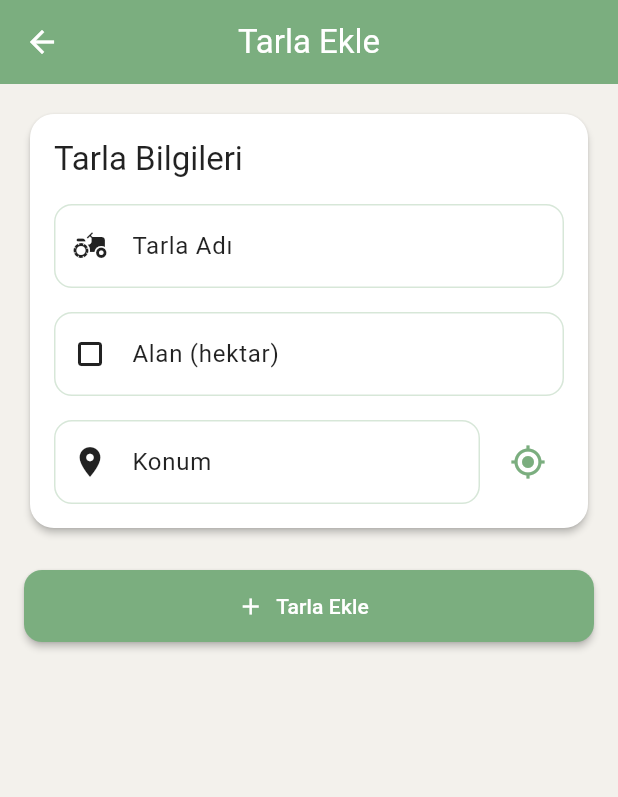
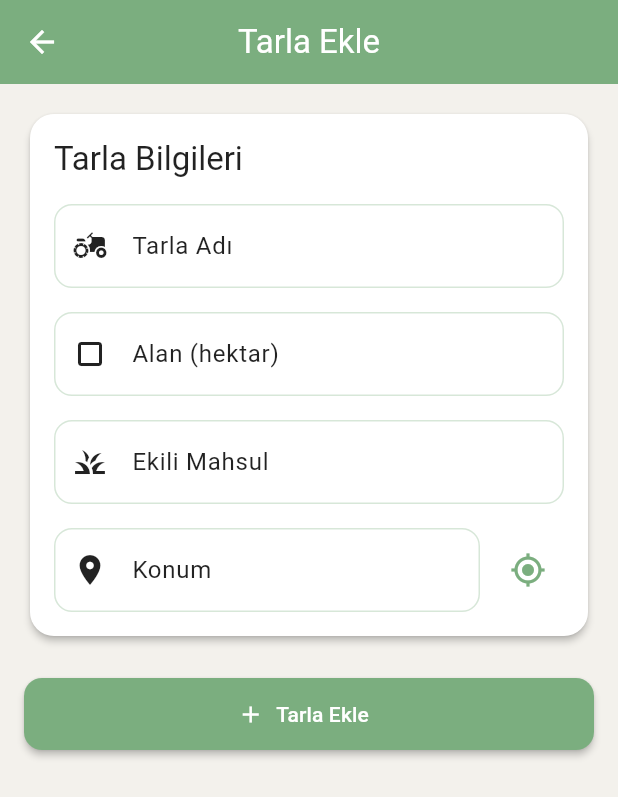
Before and after one commit to baldking1629/flutter_bitirme, a Flutter app: the FieldScreen screen opened directly, on a phone screen of 412 x 824 dp. Shown: the top 797 px of the screen. Run offline on Flutter 3.47's test engine with Material 3 defaults, Android fonts, the phone set to English and light mode, and no system bars; our stand-ins replace cloud_firestore, firebase_auth, firebase_core, fl_chart, flutter_dotenv, geocoding and 4 more; accounts and stored records are empty; network calls fail.

```diff
--- a/lib/models/field_model.dart
+++ b/lib/models/field_model.dart
@@ -8,6 +8,7 @@ class FieldModel {
   final String? enlem;
   final String? boylam;
   final String boyut;
+  final String mahsul;
 
   FieldModel({
     required this.kullaniciId,
@@ -17,6 +18,7 @@ class FieldModel {
     this.enlem,
     this.boylam,
     required this.boyut,
+    required this.mahsul,
   });
 
   factory FieldModel.fromJson(Map<String, dynamic> json) {
@@ -28,6 +30,7 @@ class FieldModel {
       enlem: json['Enlem'] as String,
       boylam: json['Boylam'] as String,
       boyut: json['Boyut'] as String,
+      mahsul: json['Mahsul'] as String? ?? "Belirtilmemiş",
     );
   }
 
@@ -40,6 +43,7 @@ class FieldModel {
       'Enlem': enlem,
       'Boylam': boylam,
       'Boyut': boyut,
+      'Mahsul': mahsul,
     };
   }
 }
--- a/lib/screens/field/field_detail_screen.dart
+++ b/lib/screens/field/field_detail_screen.dart
@@ -126,6 +126,7 @@ class _FieldDetailScreenState extends State<FieldDetailScreen> {
                                 _buildInfoRow('Konum', '${_fieldData!.konum}'),
                                 _buildInfoRow(
                                     'Alan', '${_fieldData!.boyut} hektar'),
+                                _buildInfoRow('Mahsul', _fieldData!.mahsul),
                               ],
                             ),
                           ),
@@ -331,6 +332,9 @@ class _FieldDetailScreenState extends State<FieldDetailScreen> {
       case 'Alan':
         icon = Icons.crop_square;
         break;
+      case 'Mahsul':
+        icon = Icons.grass;
+        break;
       default:
         icon = Icons.info;
     }
--- a/lib/screens/field/field_screen.dart
+++ b/lib/screens/field/field_screen.dart
@@ -16,9 +16,11 @@ class FieldScreen extends StatefulWidget {
 }
 
 class _FieldScreenState extends State<FieldScreen> {
-  final TextEditingController _nameController = TextEditingController();
-  final TextEditingController _locationController = TextEditingController();
-  final TextEditingController _sizeController = TextEditingController();
+  final _formKey = GlobalKey<FormState>();
+  final _nameController = TextEditingController();
+  final _locationController = TextEditingController();
+  final _sizeController = TextEditingController();
+  final _mahsulController = TextEditingController();
   final FirebaseFirestore _firestore = FirebaseFirestore.instance;
   final FirebaseAuth _auth = FirebaseAuth.instance;
 
@@ -35,6 +37,9 @@ class _FieldScreenState extends State<FieldScreen> {
     print("🔄 initState çağrıldı");
     print("fieldId: ${widget.fieldId}");
     print("_isEditing: $_isEditing");
+    if (_isEditing) {
+      _loadFieldDetails();
+    }
   }
 
   @override
@@ -47,6 +52,15 @@ class _FieldScreenState extends State<FieldScreen> {
       _isFirstLoad = false;
       _loadFieldDetails();
     }
+  }
+
+  @override
+  void dispose() {
+    _nameController.dispose();
+    _locationController.dispose();
+    _sizeController.dispose();
+    _mahsulController.dispose();
+    super.dispose();
   }
 
   Future<void> _loadFieldDetails() async {
@@ -69,6 +83,7 @@ class _FieldScreenState extends State<FieldScreen> {
         print("Boyut: ${data['Boyut']}");
         print("Enlem: ${data['Enlem']}");
         print("Boylam: ${data['Boylam']}");
+        print("Mahsul: ${data['Mahsul']}");
 
         setState(() {
           _nameController.text = data['Tarla_ismi'] ?? '';
@@ -76,6 +91,7 @@ class _FieldScreenState extends State<FieldScreen> {
           _sizeController.text = data['Boyut'] ?? '';
           _latitude = data['Enlem']?.toString();
           _longitude = data['Boylam']?.toString();
+          _mahsulController.text = data['Mahsul'] ?? '';
         });
         print("✅ Tarla detayları yüklendi");
       } else {
@@ -189,12 +205,14 @@ class _FieldScreenState extends State<FieldScreen> {
     String name = _nameController.text.trim();
     String location = _locationController.text.trim();
     String size = _sizeController.text.trim();
+    String mahsul = _mahsulController.text.trim();
 
     print("🔍 Kaydetme işlemi başladı:");
     print("Kullanıcı ID: $userId");
     print("Tarla Adı: $name");
     print("Konum: $location");
     print("Boyut: $size");
+    print("Mahsul: $mahsul");
     print("Enlem: $_latitude");
     print("Boylam: $_longitude");
     print("Düzenleme Modu: $_isEditing");
@@ -212,6 +230,7 @@ class _FieldScreenState extends State<FieldScreen> {
             'Boyut': size,
             'Enlem': _latitude,
             'Boylam': _longitude,
+            'Mahsul': mahsul,
             'Guncelleme_tarihi': FieldValue.serverTimestamp(),
           });
           print("✅ Tarla güncellendi");
@@ -225,6 +244,7 @@ class _FieldScreenState extends State<FieldScreen> {
             'Boyut': size,
             'Enlem': _latitude,
             'Boylam': _longitude,
+            'Mahsul': mahsul,
             'Olusturulma_tarihi': FieldValue.serverTimestamp(),
           });
           print("✅ Yeni tarla eklendi. ID: ${docRef.id}");
@@ -287,6 +307,8 @@ class _FieldScreenState extends State<FieldScreen> {
       ),
       body: SingleChildScrollView(
         padding: AppTheme.screenPadding,
+        child: Form(
+          key: _formKey,
           child: Column(
             crossAxisAlignment: CrossAxisAlignment.stretch,
             children: [
@@ -307,6 +329,12 @@ class _FieldScreenState extends State<FieldScreen> {
                           labelText: "Tarla Adı",
                           prefixIcon: Icon(Icons.agriculture),
                         ),
+                        validator: (value) {
+                          if (value == null || value.isEmpty) {
+                            return "Lütfen tarla adını girin";
+                          }
+                          return null;
+                        },
                       ),
                       SizedBox(height: 16),
                       TextFormField(
@@ -316,6 +344,26 @@ class _FieldScreenState extends State<FieldScreen> {
                           prefixIcon: Icon(Icons.crop_square),
                         ),
                         keyboardType: TextInputType.number,
+                        validator: (value) {
+                          if (value == null || value.isEmpty) {
+                            return "Lütfen tarla alanını girin";
+                          }
+                          return null;
+                        },
+                      ),
+                      SizedBox(height: 16),
+                      TextFormField(
+                        controller: _mahsulController,
+                        decoration: InputDecoration(
+                          labelText: "Ekili Mahsul",
+                          prefixIcon: Icon(Icons.grass),
+                        ),
+                        validator: (value) {
+                          if (value == null || value.isEmpty) {
+                            return "Lütfen ekili mahsulü girin";
+                          }
+                          return null;
+                        },
                       ),
                       SizedBox(height: 16),
                       Row(
@@ -328,6 +376,12 @@ class _FieldScreenState extends State<FieldScreen> {
                                 prefixIcon: Icon(Icons.location_on),
                               ),
                               readOnly: true,
+                              validator: (value) {
+                                if (value == null || value.isEmpty) {
+                                  return "Lütfen konum seçin";
+                                }
+                                return null;
+                              },
                             ),
                           ),
                           SizedBox(width: 8),
@@ -358,6 +412,7 @@ class _FieldScreenState extends State<FieldScreen> {
             ],
           ),
         ),
+      ),
     );
   }
 }
--- a/lib/screens/home_screen.dart
+++ b/lib/screens/home_screen.dart
@@ -281,6 +281,8 @@ class _HomeScreenState extends State<HomeScreen> {
                                                 "Bilinmeyen Tarla",
                                             location: field["Konum"] ?? "",
                                             area: field["Boyut"] ?? "",
+                                            mahsul: field["Mahsul"] ??
+                                                "Belirtilmemiş",
                                             weather: weatherSnapshot.data,
                                             sensors: sensorList,
                                           );
@@ -293,6 +295,8 @@ class _HomeScreenState extends State<HomeScreen> {
                                             "Bilinmeyen Tarla",
                                         location: field["Konum"] ?? "",
                                         area: field["Boyut"] ?? "",
+                                        mahsul:
+                                            field["Mahsul"] ?? "Belirtilmemiş",
                                         weather: null,
                                         sensors: sensorList,
                                       );
@@ -316,6 +320,8 @@ class _HomeScreenState extends State<HomeScreen> {
                                             "Bilinmeyen Tarla",
                                         location: field["Konum"] ?? "",
                                         area: field["Boyut"] ?? "",
+                                        mahsul:
+                                            field["Mahsul"] ?? "Belirtilmemiş",
                                         weather: weatherSnapshot.data,
                                         sensors: [],
                                       );
@@ -328,6 +334,7 @@ class _HomeScreenState extends State<HomeScreen> {
                                         "Bilinmeyen Tarla",
                                     location: field["Konum"] ?? "",
                                     area: field["Boyut"] ?? "",
+                                    mahsul: field["Mahsul"] ?? "Belirtilmemiş",
                                     weather: null,
                                     sensors: [],
                                   );
```
Also changed, not shown: lib/models/irrigation_model.dart (added, +165 -0 lines), lib/models/weather_model.dart (+17 -0 lines), lib/widgets/field_card.dart (+101 -22 lines), 8 other files. Lines whose indentation alone changed are shown as unchanged.
